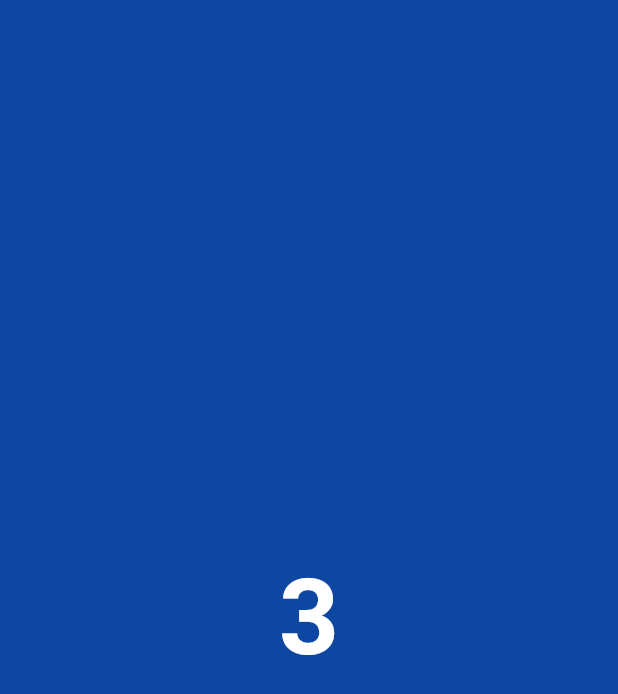
After one commit to VinuBalagopalAP/quizizz, a Flutter app: the CountDown screen opened directly, on a phone screen of 412 x 824 dp. The commit adds this screen. Shown: the top 694 px of the screen. Run offline on Flutter 3.47's test engine with Material 2 defaults, Android fonts, the phone set to English and light mode, and no system bars; drawn by our look-alikes of animated_text_kit; our stand-ins replace flutter_spinkit.

Commit message:
countdown add

```diff
--- /dev/null
+++ b/lib/animation/countdown.dart
@@ -0,0 +1,65 @@
+import 'dart:async';
+
+import 'package:animated_text_kit/animated_text_kit.dart';
+import 'package:centrric_assignment/quiz/quiz_one.dart';
+import 'package:flutter/material.dart';
+
+class CountDown extends StatefulWidget {
+  @override
+  _CountDownState createState() => _CountDownState();
+}
+
+class _CountDownState extends State<CountDown> {
+  @override
+  void initState() {
+    super.initState();
+    startTimer();
+  }
+
+  startTimer() async {
+    var duration = Duration(seconds: 4);
+    return Timer(duration, route);
+  }
+
+  route() {
+    Navigator.pushReplacement(
+      context,
+      MaterialPageRoute(
+        builder: (context) => QuizOne(),
+      ),
+    );
+  }
+
+  @override
+  Widget build(BuildContext context) {
+    return SafeArea(
+      child: Scaffold(
+        backgroundColor: Colors.blue[900],
+        body: Center(
+          child: Container(
+            width: 250.0,
+            child: DefaultTextStyle(
+              style: const TextStyle(
+                fontSize: 70.0,
+                fontWeight: FontWeight.bold,
+              ),
+              child: Center(
+                child: AnimatedTextKit(
+                  animatedTexts: [
+                    FadeAnimatedText('3'),
+                    FadeAnimatedText('2'),
+                    FadeAnimatedText('1'),
+                    FadeAnimatedText('Go!'),
+                  ],
+                  onTap: () {
+                    print("Tap Event");
+                  },
+                ),
+              ),
+            ),
+          ),
+        ),
+      ),
+    );
+  }
+}
--- a/lib/common_widgets/correct_snack_bar.dart
+++ b/lib/common_widgets/correct_snack_bar.dart
@@ -11,6 +11,9 @@ class CorrectSnackBar extends StatelessWidget {
               const SnackBar(
                 content: Text(
                   'Correct',
+                  style: TextStyle(
+                    fontWeight: FontWeight.bold,
+                  ),
                 ),
                 backgroundColor: Colors.green,
                 behavior: SnackBarBehavior.floating,
--- a/lib/common_widgets/incorrect_snack_bar.dart
+++ b/lib/common_widgets/incorrect_snack_bar.dart
@@ -11,6 +11,9 @@ class InCorrectSnackBar extends StatelessWidget {
               const SnackBar(
                 content: Text(
                   'Inorrect',
+                  style: TextStyle(
+                    fontWeight: FontWeight.bold,
+                  ),
                 ),
                 backgroundColor: Colors.red,
                 behavior: SnackBarBehavior.floating,
--- a/lib/main.dart
+++ b/lib/main.dart
@@ -1,4 +1,4 @@
-import 'package:centrric_assignment/common_widgets/incorrect_snack_bar.dart';
+import 'package:centrric_assignment/animation/countdown.dart';
 import 'package:flutter/material.dart';
 
 void main() => runApp(MyApp());
@@ -8,7 +8,7 @@ class MyApp extends StatelessWidget {
   Widget build(BuildContext context) {
     return MaterialApp(
       home: SafeArea(
-        child: InCorrectSnackBar(),
+        child: CountDown(),
       ),
       debugShowCheckedModeBanner: false,
     );
```
Also changed, not shown: lib/animation/wave_loader.dart (added, +22 -0 lines), pubspec.yaml (+4 -3 lines), pubspec.lock.
